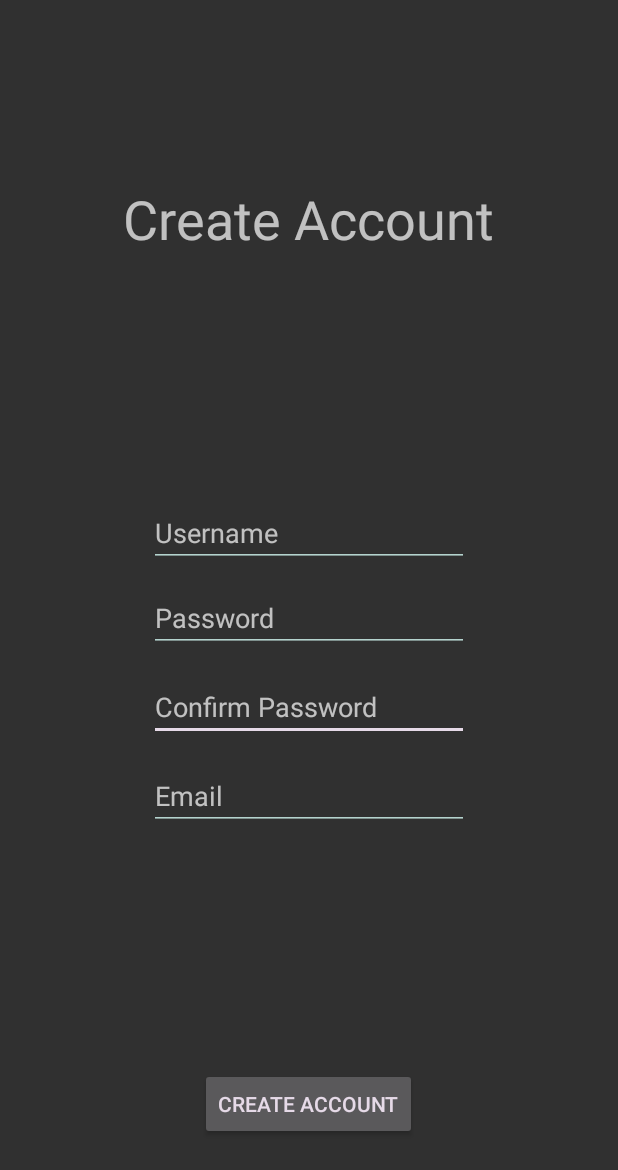
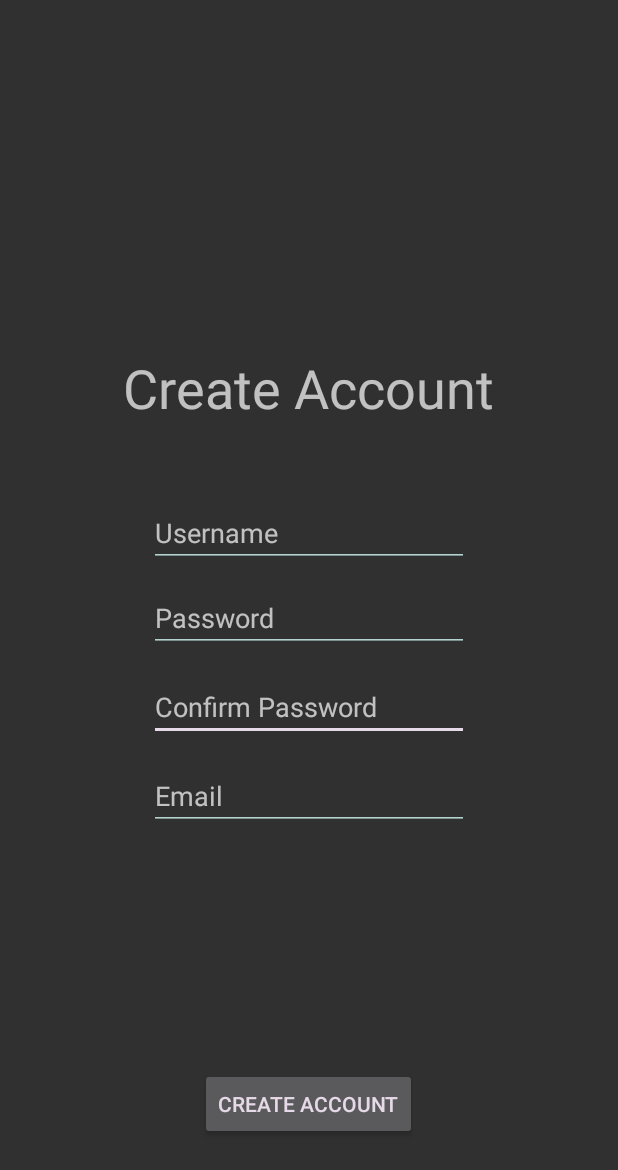
Before and after one commit to makoto0610/Mobster, an Android app: the Registration screen opened directly, with no data from a screen before it, on a phone screen of 412 x 824 dp. Shown: the top 1170 px of the screen. Run offline under Robolectric (Android 15) with nearby library versions, the phone set to English and light mode, and no system bars; our stand-ins replace Firebase (no records; nobody signed in at launch, a user with empty details on screens opened directly).

Commit message:
Changed title margins for login and create question.

```diff
--- a/Mobster/app/src/main/res/layout/activity_create_question.xml
+++ b/Mobster/app/src/main/res/layout/activity_create_question.xml
@@ -28,7 +28,7 @@
                 android:layout_height="wrap_content"
                 android:layout_alignParentTop="true"
                 android:layout_centerHorizontal="true"
-                android:layout_marginTop="20dp"
+                android:layout_marginTop="10dp"
                 android:text="Create Question"
                 android:textAlignment="center"
                 android:textSize="36sp" />
@@ -46,7 +46,7 @@
                 android:id="@+id/create_question"
                 android:layout_width="match_parent"
                 android:layout_height="94dp"
-                android:layout_marginTop="43dp"
+                android:layout_marginTop="18dp"
                 android:ems="10"
                 android:hint="Write your question here!"
                 android:inputType="textMultiLine"
--- a/Mobster/app/src/main/res/layout/activity_registration.xml
+++ b/Mobster/app/src/main/res/layout/activity_registration.xml
@@ -9,17 +9,6 @@
     android:paddingRight="@dimen/activity_horizontal_margin"
     android:paddingTop="@dimen/activity_vertical_margin"
     tools:context="com.the_great_amoeba.mobster.Registration">
-
-    <TextView
-        android:text="Create Account"
-        android:layout_width="wrap_content"
-        android:layout_height="wrap_content"
-        android:layout_alignParentTop="true"
-        android:layout_centerHorizontal="true"
-        android:layout_marginTop="105dp"
-        android:id="@+id/create_account_text"
-        android:textSize="36sp"
-        android:textAlignment="center" />
 
     <EditText
         android:layout_width="wrap_content"
@@ -75,4 +64,15 @@
         android:layout_centerHorizontal="true"
         android:layout_marginBottom="11dp" />
 
+    <TextView
+        android:text="Create Account"
+        android:layout_width="wrap_content"
+        android:layout_height="wrap_content"
+        android:id="@+id/create_account_text"
+        android:textSize="36sp"
+        android:textAlignment="center"
+        android:layout_above="@+id/register_username"
+        android:layout_centerHorizontal="true"
+        android:layout_marginBottom="50dp" />
+
 </RelativeLayout>
```
